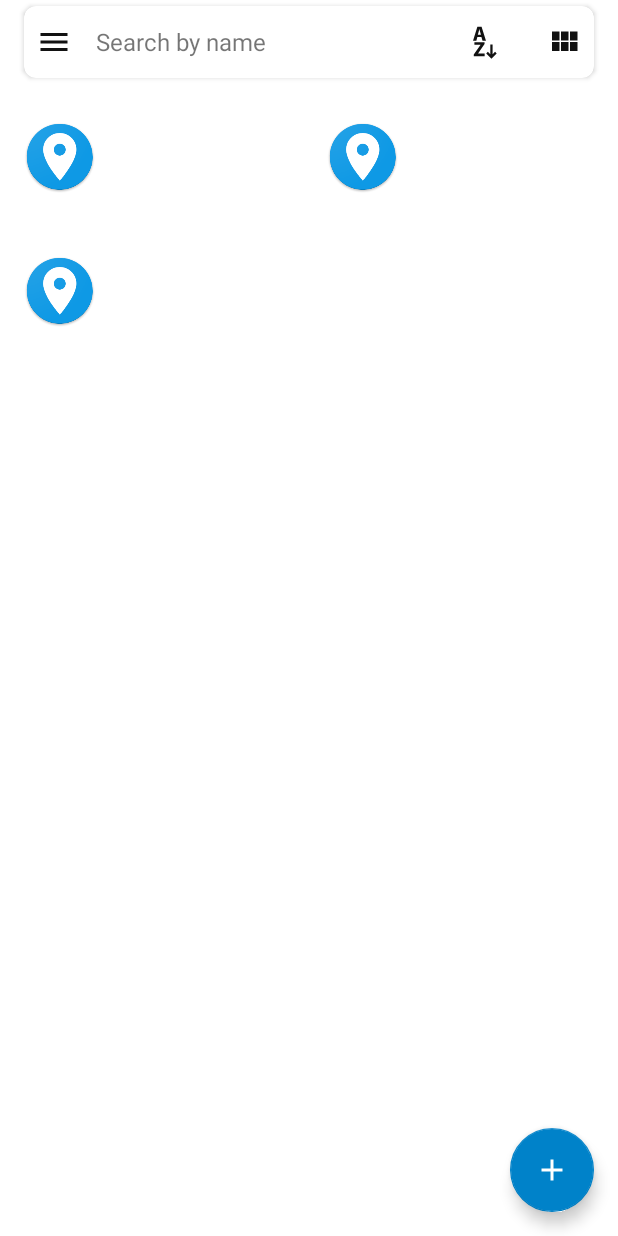
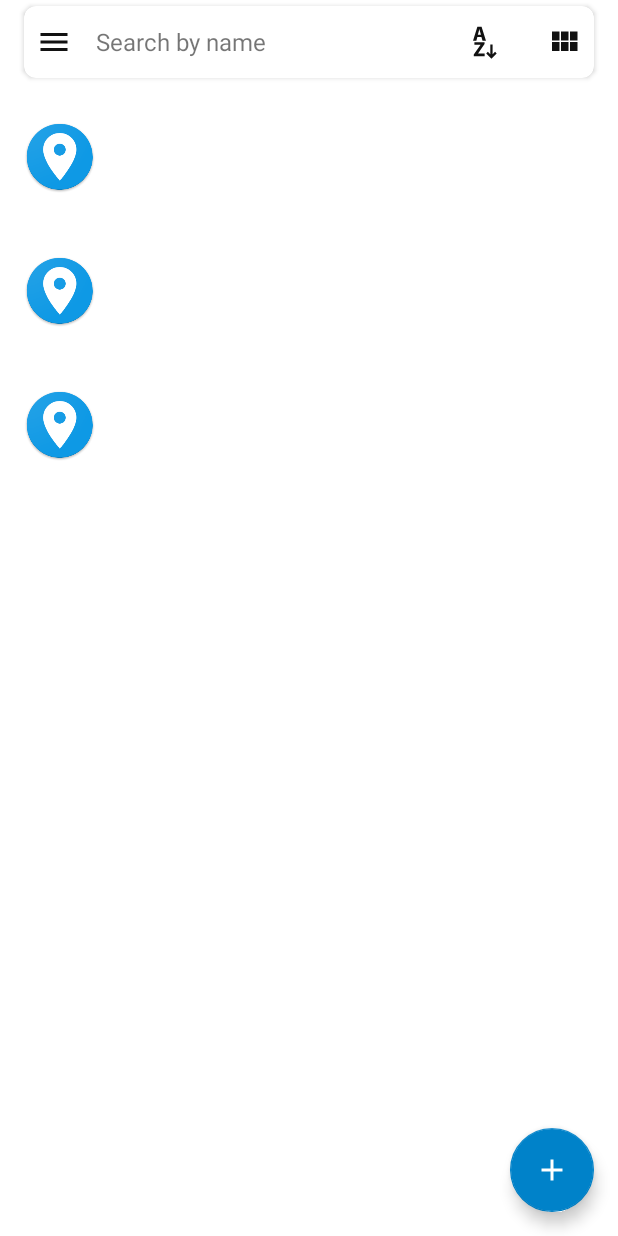
Before and after one commit to penguin86/nextcloud-maps-client, an Android app: the layout activity_list_view.xml on its own in the app's theme, with its tools: preview values and no code run, on a phone screen of 412 x 824 dp. Run offline under Robolectric (Android 15) with nearby library versions, the phone set to English and light mode, and no system bars.

Commit message:
Geobookmarks shown as list by default

```diff
--- a/app/src/main/java/it/danieleverducci/nextcloudmaps/activity/main/MainActivity.java
+++ b/app/src/main/java/it/danieleverducci/nextcloudmaps/activity/main/MainActivity.java
@@ -95,7 +95,7 @@ public class MainActivity extends AppCompatActivity implements MainView, OnSorti
         preferences = PreferenceManager.getDefaultSharedPreferences(getApplicationContext());
 
         int sortRule = preferences.getInt(getString(R.string.setting_sort_by), SORT_BY_CREATED);
-        boolean gridViewEnabled = preferences.getBoolean(getString(R.string.setting_grid_view_enabled), true);
+        boolean gridViewEnabled = preferences.getBoolean(getString(R.string.setting_grid_view_enabled), false);
 
         recyclerView = findViewById(R.id.recycler_view);
         layoutManager = new StaggeredGridLayoutManager(gridViewEnabled ? 2 : 1, StaggeredGridLayoutManager.VERTICAL);
--- a/app/src/main/res/layout/activity_list_view.xml
+++ b/app/src/main/res/layout/activity_list_view.xml
@@ -145,7 +145,7 @@
                 android:layout_width="match_parent"
                 android:layout_height="match_parent"
                 app:layoutManager="androidx.recyclerview.widget.StaggeredGridLayoutManager"
-                app:spanCount="2"
+                app:spanCount="1"
                 tools:itemCount="3"
                 tools:listitem="@layout/item_note">
             </androidx.recyclerview.widget.RecyclerView>
```
